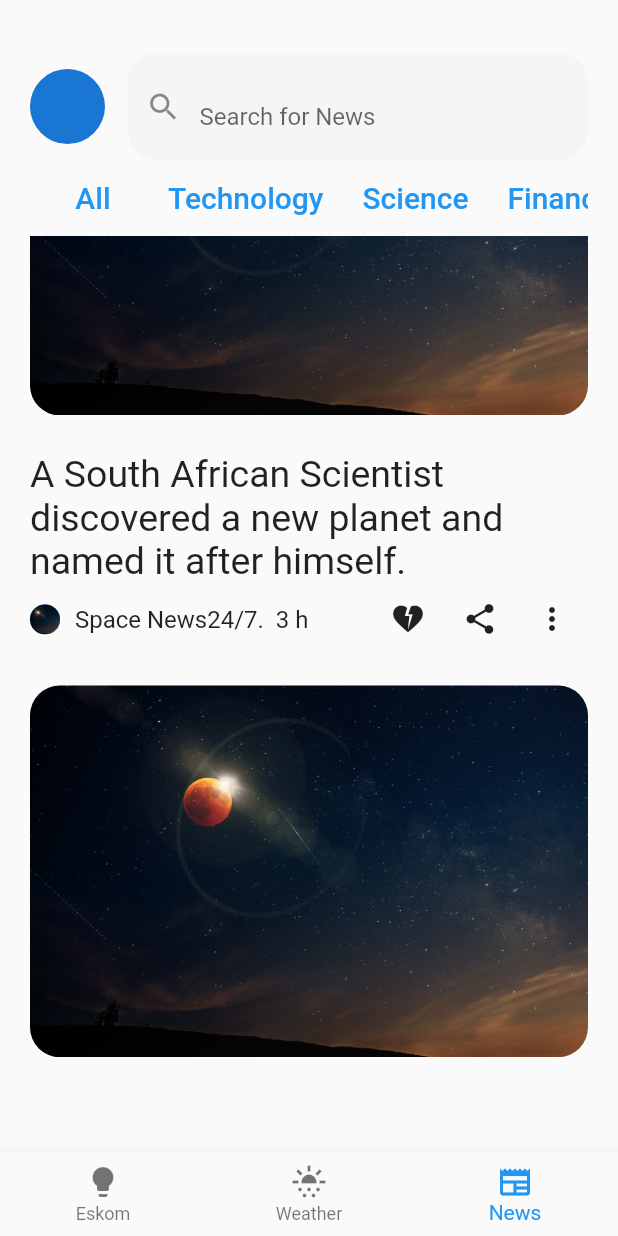
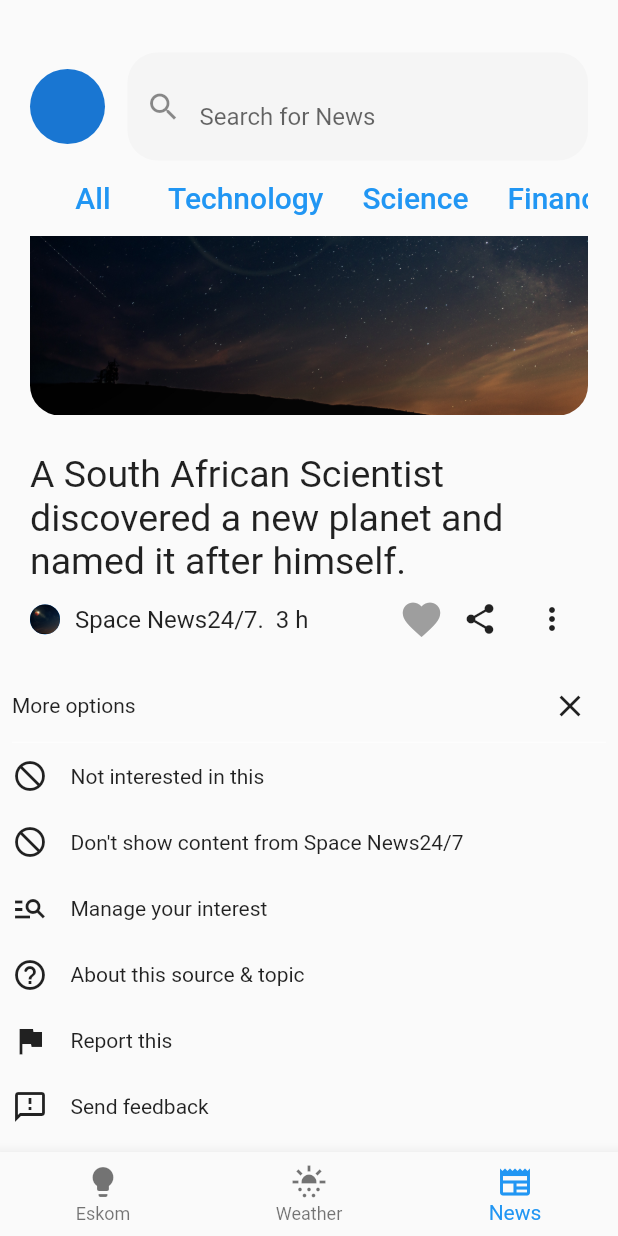
Before and after one commit to sphamandla-s/NotifyMeSA, a Flutter app: the screen it shows after launch, item 3 of the bottom bar chosen, scrolled down 576 dp, after a tap on the "more vert" icon, on a phone screen of 412 x 824 dp. Run offline on Flutter 3.47's test engine with Material 2 defaults, Android fonts, the phone set to English and light mode, and no system bars; drawn by our look-alikes of like_button; our stand-ins replace google_fonts, share_plus; missing offline and left inert: flutter_weather_bg_null_safety.

Commit message:
add the like and share button on news card

```diff
--- a/lib/screens/utilities/news_card.dart
+++ b/lib/screens/utilities/news_card.dart
@@ -1,4 +1,6 @@
 import 'package:flutter/material.dart';
+import 'package:like_button/like_button.dart';
+import 'package:share_plus/share_plus.dart';
 
 class NewsCard extends StatefulWidget {
   const NewsCard({Key? key}) : super(key: key);
@@ -11,7 +13,7 @@ class _NewsCardState extends State<NewsCard> {
   @override
   Widget build(BuildContext context) {
     return GestureDetector(
-      onTap: (){},
+      onTap: () {},
       child: Padding(
         padding: const EdgeInsets.only(top: 20),
         child: Column(
@@ -21,8 +23,8 @@ class _NewsCardState extends State<NewsCard> {
               child: ClipRRect(
                 borderRadius: BorderRadius.circular(20),
                 child: const Image(
-                  image:
-                      AssetImage('images/vincenzo-malagoli-flfhAlEwDq4-unsplash.jpg'),
+                  image: AssetImage(
+                      'images/vincenzo-malagoli-flfhAlEwDq4-unsplash.jpg'),
                 ),
               ),
             ),
@@ -58,10 +60,23 @@ class _NewsCardState extends State<NewsCard> {
                 ),
                 Row(
                   children: [
-                    IconButton(onPressed: () {}, icon: const Icon(Icons.heart_broken)),
-                    IconButton(onPressed: () {}, icon: const Icon(Icons.share)),
+                    const LikeButton(),
                     IconButton(
-                        onPressed: () {}, icon: const Icon(Icons.more_vert_rounded))
+                      onPressed: () {
+                        Share.share('Some text');
+                      },
+                      icon: const Icon(Icons.share),
+                    ),
+                    IconButton(
+                      onPressed: () {
+                        showBottomSheet(
+                            context: context,
+                            builder: (BuildContext context) {
+                              return _bottomSheet();
+                            });
+                      },
+                      icon: const Icon(Icons.more_vert_rounded),
+                    )
                   ],
                 )
               ],
@@ -71,4 +86,62 @@ class _NewsCardState extends State<NewsCard> {
       ),
     );
   }
+
+  Widget _bottomSheet() {
+    return Container(
+      width: MediaQuery.of(context).size.width,
+      height: MediaQuery.of(context).size.height / 2.5,
+      decoration: BoxDecoration(
+          borderRadius: BorderRadius.circular(20.0)),
+      child: Padding(
+        padding: const EdgeInsets.all(8.0),
+        child: Column(
+          children: [
+            Row(
+              mainAxisAlignment: MainAxisAlignment.spaceBetween,
+              children: [
+                const Text("More options"),
+                IconButton(
+                    onPressed: () {
+                      Navigator.of(context).pop();
+                    },
+                    icon: const Icon(Icons.close_outlined)),
+              ],
+            ),
+            Container(
+              decoration: const BoxDecoration(
+                  border: Border(top: BorderSide(color: Colors.white60))),
+            ),
+            _bottomSheetContent(
+                Icons.not_interested, 'Not interested in this'),
+            _bottomSheetContent(Icons.not_interested,
+                'Don\'t show content from Space News24/7'),
+            _bottomSheetContent(Icons.manage_search, 'Manage your interest'),
+            _bottomSheetContent(
+                Icons.help_outline_rounded, 'About this source & topic'),
+            _bottomSheetContent(Icons.flag, 'Report this'),
+            _bottomSheetContent(Icons.feedback_outlined, 'Send feedback'),
+          ],
+        ),
+      ),
+    );
+  }
+
+  Widget _bottomSheetContent(IconData iconData, String label) {
+    return Expanded(
+      child: GestureDetector(
+        onTap: () {},
+        child: Row(
+          children: [
+            Icon(iconData),
+            const SizedBox(
+              width: 15.0,
+            ),
+            Text(label),
+          ],
+        ),
+      ),
+    );
+  }
+
 }
--- a/lib/screens/weather.dart
+++ b/lib/screens/weather.dart
@@ -73,7 +73,7 @@ class Weather extends StatelessWidget {
       children: [
         // background
         WeatherBg(
-          weatherType: WeatherType.thunder,
+          weatherType: WeatherType.sunnyNight,
           width: MediaQuery.of(context).size.width,
           height: MediaQuery.of(context).size.height,
         ),
```
